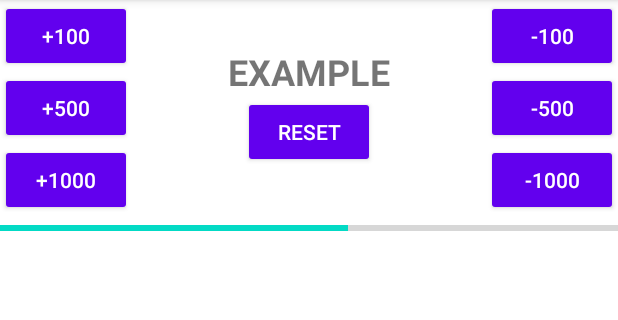
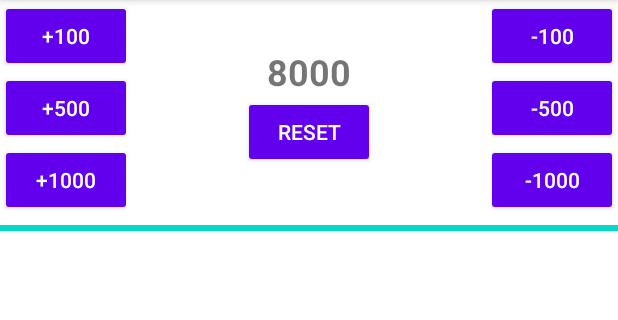
Before and after one commit to DRay6/LifeCounter, an Android app: the screen it shows after launch (MainActivity), on a phone screen of 412 x 824 dp, the part 84-404 px from its top. Run offline under Robolectric (Android 15) with nearby library versions, the phone set to English and light mode, and no system bars.

Commit message:
Finish LifeCounter-Activity

```diff
--- a/app/src/main/java/ch/helsana/lifecounter/LifePoints.java
+++ b/app/src/main/java/ch/helsana/lifecounter/LifePoints.java
@@ -11,7 +11,7 @@ public class LifePoints {
     }
 
     public static LifePoints getSingletonInstance(){
-        if (instance != null){
+        if (instance == null){
             instance = new LifePoints();
         }
 
--- a/app/src/main/java/ch/helsana/lifecounter/MainActivity.java
+++ b/app/src/main/java/ch/helsana/lifecounter/MainActivity.java
@@ -4,20 +4,85 @@ import androidx.appcompat.app.AppCompatActivity;
 
 import android.os.Bundle;
 import android.widget.Button;
+import android.widget.ProgressBar;
+import android.widget.TextView;
 
 public class MainActivity extends AppCompatActivity {
+
+    Button btnPlus100;
+    Button btnPlus500;
+    Button btnPlus1000;
+    Button btnMinus100;
+    Button btnMinus500;
+    Button btnMinus1000;
+    Button btReset;
+    TextView textView;
+    LifePoints lifePoints;
+    ProgressBar progressBar;
 
     @Override
     protected void onCreate(Bundle savedInstanceState) {
         super.onCreate(savedInstanceState);
         setContentView(R.layout.activity_main);
 
-        Button btPlus100 =  findViewById(R.id.btPlus100);
-        Button btPlus500 =  findViewById(R.id.btPlus500);
-        Button btPlus1000 = findViewById(R.id.btPlus1000);
-        Button btMinus100 =  findViewById(R.id.btMin100);
-        Button btMinus500 =  findViewById(R.id.btMin500);
-        Button btMinus1000 = findViewById(R.id.btMin1000);
+        btnPlus100 = findViewById(R.id.btPlus100);
+        btnPlus500 = findViewById(R.id.btPlus500);
+        btnPlus1000 = findViewById(R.id.btPlus1000);
+        btnMinus100 = findViewById(R.id.btMin100);
+        btnMinus500 = findViewById(R.id.btMin500);
+        btnMinus1000 = findViewById(R.id.btMin1000);
+
+        btReset = findViewById(R.id.btReset);
+        textView = findViewById(R.id.activity_lifePoints_text);
+        progressBar = findViewById(R.id.progressBar);
+
+        lifePoints = LifePoints.getSingletonInstance();
+
+        updateLifePoints();
+
+        btnPlus100.setOnClickListener(btn -> {
+            lifePoints.modifyLifePoints(100);
+            updateLifePoints();
+
+        });
+
+        btnPlus500.setOnClickListener(btn -> {
+            lifePoints.modifyLifePoints(500);
+            updateLifePoints();
+
+        });
+
+        btnPlus1000.setOnClickListener(btn -> {
+            lifePoints.modifyLifePoints(1000);
+            updateLifePoints();
+        });
+
+        btnMinus100.setOnClickListener(btn -> {
+            lifePoints.modifyLifePoints(-100);
+            updateLifePoints();
+        });
+
+        btnMinus500.setOnClickListener(btn -> {
+            lifePoints.modifyLifePoints(-500);
+            updateLifePoints();
+        });
+
+        btnMinus1000.setOnClickListener(btn -> {
+            lifePoints.modifyLifePoints(-1000);
+            updateLifePoints();
+        });
+
+        btReset.setOnClickListener(btn -> {
+            lifePoints.resetLifePoints();
+            updateLifePoints();
+        });
+
+
+    }
+
+    private void updateLifePoints(){
+        textView.setText(String.valueOf(lifePoints.getLp()));
+        progressBar.setProgress(lifePoints.getLp());
 
     }
 }
--- a/app/src/main/res/layout/activity_main.xml
+++ b/app/src/main/res/layout/activity_main.xml
@@ -59,7 +59,7 @@
                 android:orientation="vertical">
 
                 <TextView
-                    android:id="@+id/textView"
+                    android:id="@+id/activity_lifePoints_text"
                     android:layout_width="match_parent"
                     android:layout_height="wrap_content"
                     android:text="@string/appwidget_text"
```
